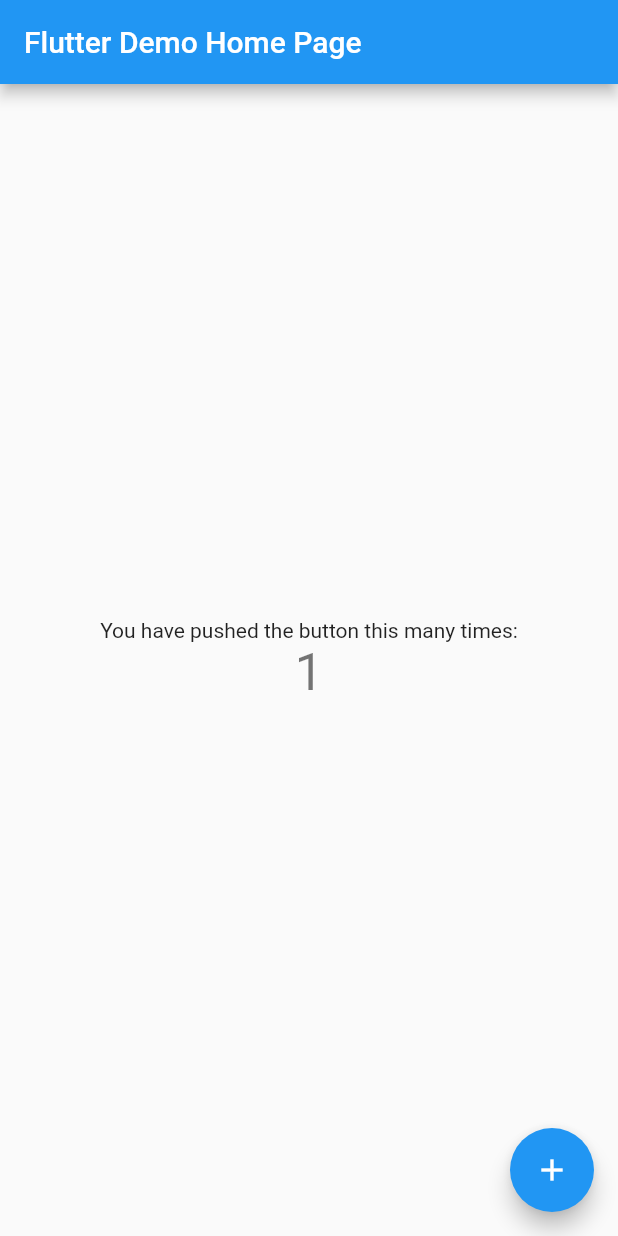
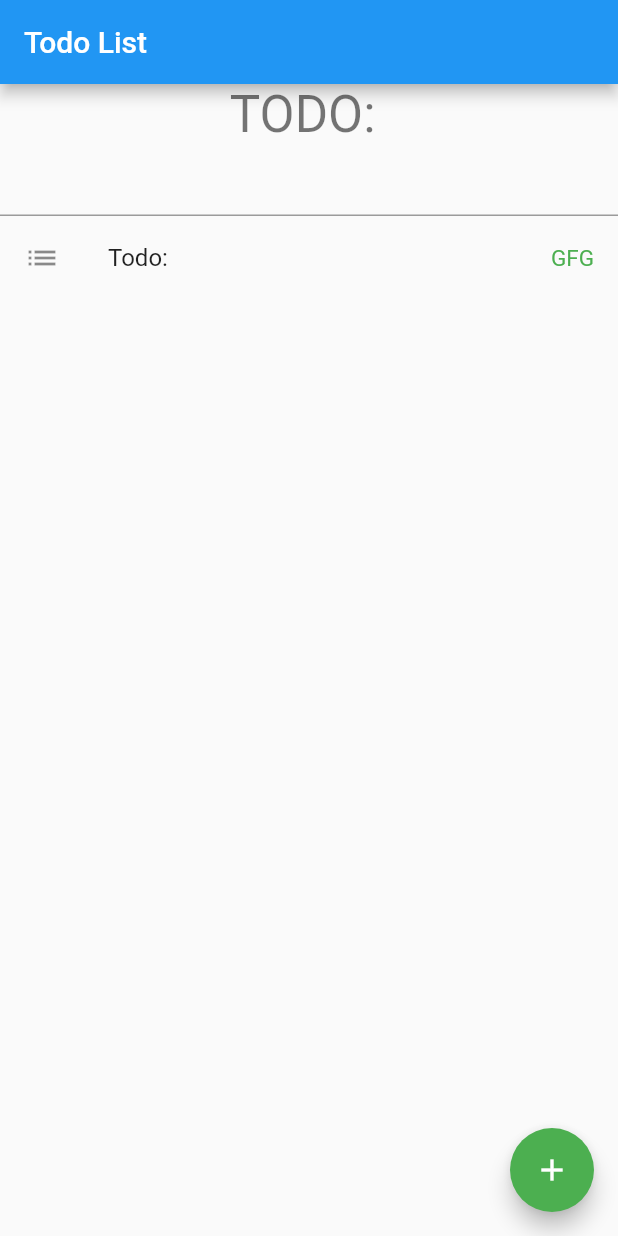
Before and after one commit to TranSangQST/todo_list_flutter, a Flutter app: the screen it shows after launch, after a tap on the "add" icon, on a phone screen of 412 x 824 dp. Run offline on Flutter 3.47's test engine with Material 2 defaults, Android fonts, the phone set to English and light mode, and no system bars.

Commit message:
UI: Input and show list

```diff
--- /dev/null
+++ b/lib/HomePage.dart
@@ -0,0 +1,115 @@
+import 'package:flutter/material.dart';
+import 'package:todo_list_flutter/TodoData.dart';
+
+class HomePage extends StatefulWidget {
+  const HomePage({super.key, required this.title});
+
+  // This widget is the home page of your application. It is stateful, meaning
+  // that it has a State object (defined below) that contains fields that affect
+  // how it looks.
+
+  // This class is the configuration for the state. It holds the values (in this
+  // case the title) provided by the parent (in this case the App widget) and
+  // used by the build method of the State. Fields in a Widget subclass are
+  // always marked "final".
+
+  final String title;
+
+  @override
+  State<HomePage> createState() => _HomePageState();
+}
+
+class _HomePageState extends State<HomePage> {
+  String _todoInput = "";
+  List<TodoData> _todoList = [];
+
+  var txtTodoController = TextEditingController();
+
+  void addTodo() {
+    int len = _todoList.length;
+    print('len: $len');
+    final todo1 = TodoData(description: '$_todoInput');
+    for (int i = 0; i < _todoList.length; i++) {
+      String todoItem = _todoList[i].toString();
+      print("todo $i: $todoItem");
+    }
+    setState(() {
+      _todoInput = "";
+    });
+
+    txtTodoController.text = "";
+
+    setState(() {
+      _todoList.add(todo1);
+    });
+  }
+
+  @override
+  Widget build(BuildContext context) {
+    return Scaffold(
+      appBar: AppBar(
+        title: Text(widget.title),
+      ),
+      body: Container(
+        child: Column(
+          mainAxisAlignment: MainAxisAlignment.start,
+          children: <Widget>[
+            Text(
+              'TODO: $_todoInput',
+              style: Theme.of(context).textTheme.headline4,
+            ),
+            TextField(
+              controller: txtTodoController,
+              onChanged: (text) {
+                setState(() {
+                  _todoInput = text;
+                });
+              },
+            ),
+            Expanded(
+              //        <-- Use Expanded
+              child: ListView.builder(
+                  itemCount: _todoList.length,
+                  itemBuilder: (BuildContext context, int index) {
+                    return ListTile(
+                        leading: const Icon(Icons.list),
+                        trailing: const Text(
+                          "GFG",
+                          style: TextStyle(color: Colors.green, fontSize: 15),
+                        ),
+                        title: Text(_todoList[index].toString()));
+                  }),
+            )
+          ],
+        ),
+      ),
+      floatingActionButton: FloatingActionButton(
+        onPressed: addTodo,
+        tooltip: 'Increment',
+        backgroundColor: Colors.green,
+        child: const Icon(Icons.add),
+      ),
+// This trailing comma makes auto-formatting nicer for build methods.
+    );
+  }
+}
+
+// class TodoList extends StatelessWidget {
+//   const TodoList({super.key, List<TodoData> todoDatas: []});
+
+//   // This widget is the root of your application.
+//   @override
+//   Widget build(BuildContext context) {
+//     return ListView.builder(
+//         itemCount: 5,
+//         itemBuilder: (BuildContext context, int index) {
+//           return ListTile(
+//               leading: const Icon(Icons.list),
+//               trailing: const Text(
+//                 "GFG",
+//                 style: TextStyle(color: Colors.green, fontSize: 15),
+//               ),
+//               title: Text("List item $index"));
+//         });
+//   }
+// }
--- /dev/null
+++ b/lib/TodoData.dart
@@ -0,0 +1,12 @@
+class TodoData {
+  String _description = "";
+
+  TodoData({String description: ""}) {
+    this._description = description;
+  }
+
+  @override
+  String toString() {
+    return 'Todo: ${this._description}';
+  }
+}
--- a/lib/main.dart
+++ b/lib/main.dart
@@ -1,4 +1,7 @@
 import 'package:flutter/material.dart';
+import 'package:todo_list_flutter/HomePage.dart';
+
+import 'HomePage.dart';
 
 void main() {
   runApp(const MyApp());
@@ -11,105 +14,11 @@ class MyApp extends StatelessWidget {
   @override
   Widget build(BuildContext context) {
     return MaterialApp(
-      title: 'Flutter Demo',
+      title: 'Todo List',
       theme: ThemeData(
-        // This is the theme of your application.
-        //
-        // Try running your application with "flutter run". You'll see the
-        // application has a blue toolbar. Then, without quitting the app, try
-        // changing the primarySwatch below to Colors.green and then invoke
-        // "hot reload" (press "r" in the console where you ran "flutter run",
-        // or simply save your changes to "hot reload" in a Flutter IDE).
-        // Notice that the counter didn't reset back to zero; the application
-        // is not restarted.
         primarySwatch: Colors.blue,
       ),
-      home: const MyHomePage(title: 'Flutter Demo Home Page'),
+      home: const HomePage(title: 'Todo List'),
     );
   }
 }
-
-class MyHomePage extends StatefulWidget {
-  const MyHomePage({super.key, required this.title});
-
-  // This widget is the home page of your application. It is stateful, meaning
-  // that it has a State object (defined below) that contains fields that affect
-  // how it looks.
-
-  // This class is the configuration for the state. It holds the values (in this
-  // case the title) provided by the parent (in this case the App widget) and
-  // used by the build method of the State. Fields in a Widget subclass are
-  // always marked "final".
-
-  final String title;
-
-  @override
-  State<MyHomePage> createState() => _MyHomePageState();
-}
-
-class _MyHomePageState extends State<MyHomePage> {
-  int _counter = 0;
-
-  void _incrementCounter() {
-    setState(() {
-      // This call to setState tells the Flutter framework that something has
-      // changed in this State, which causes it to rerun the build method below
-      // so that the display can reflect the updated values. If we changed
-      // _counter without calling setState(), then the build method would not be
-      // called again, and so nothing would appear to happen.
-      _counter++;
-    });
-  }
-
-  @override
-  Widget build(BuildContext context) {
-    // This method is rerun every time setState is called, for instance as done
-    // by the _incrementCounter method above.
-    //
-    // The Flutter framework has been optimized to make rerunning build methods
-    // fast, so that you can just rebuild anything that needs updating rather
-    // than having to individually change instances of widgets.
-    return Scaffold(
-      appBar: AppBar(
-        // Here we take the value from the MyHomePage object that was created by
-        // the App.build method, and use it to set our appbar title.
-        title: Text(widget.title),
-      ),
-      body: Center(
-        // Center is a layout widget. It takes a single child and positions it
-        // in the middle of the parent.
-        child: Column(
-          // Column is also a layout widget. It takes a list of children and
-          // arranges them vertically. By default, it sizes itself to fit its
-          // children horizontally, and tries to be as tall as its parent.
-          //
-          // Invoke "debug painting" (press "p" in the console, choose the
-          // "Toggle Debug Paint" action from the Flutter Inspector in Android
-          // Studio, or the "Toggle Debug Paint" command in Visual Studio Code)
-          // to see the wireframe for each widget.
-          //
-          // Column has various properties to control how it sizes itself and
-          // how it positions its children. Here we use mainAxisAlignment to
-          // center the children vertically; the main axis here is the vertical
-          // axis because Columns are vertical (the cross axis would be
-          // horizontal).
-          mainAxisAlignment: MainAxisAlignment.center,
-          children: <Widget>[
-            const Text(
-              'You have pushed the button this many times:',
-            ),
-            Text(
-              '$_counter',
-              style: Theme.of(context).textTheme.headline4,
-            ),
-          ],
-        ),
-      ),
-      floatingActionButton: FloatingActionButton(
-        onPressed: _incrementCounter,
-        tooltip: 'Increment',
-        child: const Icon(Icons.add),
-      ), // This trailing comma makes auto-formatting nicer for build methods.
-    );
-  }
-}
```
Also changed, not shown: 1 other file.
